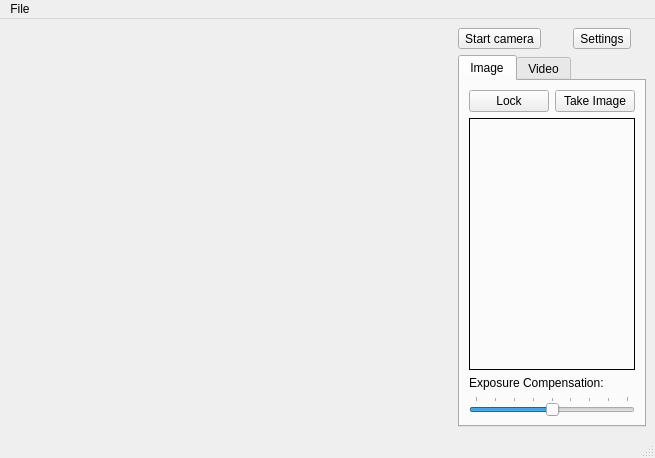
Above: examples/camera/camera.ui from qtproject/qt-mobility before the change. Below: the same form after it.
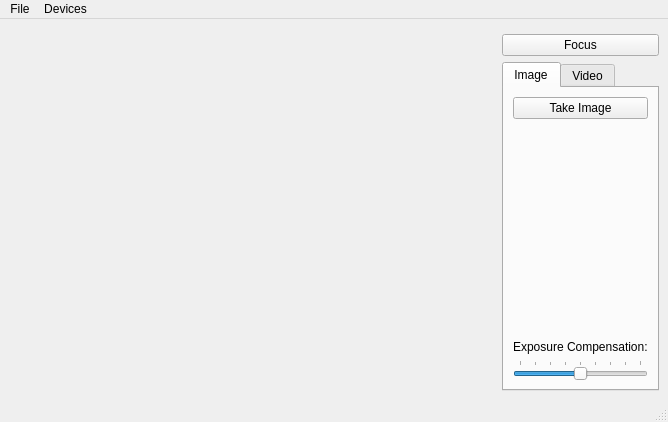
That is the form after the change. Custom widgets are drawn as their Qt base class.

Commit message: Updated camera example UI to make it more usable on small screens.

What changed in the file:
```diff
--- a/examples/camera/camera.ui
+++ b/examples/camera/camera.ui
@@ -6,8 +6,8 @@
    <rect>
     <x>0</x>
     <y>0</y>
-    <width>655</width>
-    <height>458</height>
+    <width>668</width>
+    <height>422</height>
    </rect>
   </property>
   <property name="windowTitle">
@@ -15,7 +15,7 @@
   </property>
   <widget class="QWidget" name="centralwidget">
    <layout class="QGridLayout" name="gridLayout_3">
-    <item row="0" column="0" rowspan="2">
+    <item row="0" column="0" rowspan="3">
      <widget class="QStackedWidget" name="stackedWidget">
       <property name="sizePolicy">
        <sizepolicy hsizetype="Preferred" vsizetype="Preferred">
@@ -88,55 +88,18 @@
        </palette>
       </property>
       <property name="currentIndex">
-       <number>-1</number>
-      </property>
-     </widget>
-    </item>
-    <item row="0" column="1">
-     <widget class="QToolButton" name="startCameraButton">
-      <property name="text">
-       <string>Start camera</string>
-      </property>
-      <property name="checkable">
-       <bool>true</bool>
-      </property>
-      <property name="checked">
-       <bool>false</bool>
-      </property>
-     </widget>
-    </item>
-    <item row="0" column="2">
-     <widget class="QToolButton" name="settingsButton">
-      <property name="text">
-       <string>Settings</string>
-      </property>
-     </widget>
-    </item>
-    <item row="1" column="1" colspan="2">
-     <widget class="QTabWidget" name="captureWidget">
-      <property name="currentIndex">
        <number>0</number>
       </property>
-      <widget class="QWidget" name="tab_2">
-       <attribute name="title">
-        <string>Image</string>
-       </attribute>
-       <layout class="QGridLayout" name="gridLayout">
+      <widget class="QWidget" name="viewfinderPage">
+       <layout class="QGridLayout" name="gridLayout_5">
         <item row="0" column="0">
-         <widget class="QPushButton" name="lockButton">
-          <property name="text">
-           <string>Lock</string>
-          </property>
-         </widget>
+         <widget class="QCameraViewfinder" name="viewfinder" native="true"/>
         </item>
-        <item row="0" column="1">
-         <widget class="QPushButton" name="takeImageButton">
-          <property name="text">
-           <string>Take Image</string>
-          </property>
-         </widget>
-        </item>
-        <item row="1" column="0" colspan="2">
+       </layout>
+      </widget>
+      <widget class="QWidget" name="previewPage">
+       <layout class="QGridLayout" name="gridLayout_4">
+        <item row="0" column="0">
          <widget class="QLabel" name="lastImagePreviewLabel">
           <property name="sizePolicy">
            <sizepolicy hsizetype="Preferred" vsizetype="MinimumExpanding">
@@ -152,14 +115,55 @@
           </property>
          </widget>
         </item>
-        <item row="2" column="0" colspan="2">
+       </layout>
+      </widget>
+     </widget>
+    </item>
+    <item row="1" column="1" colspan="2">
+     <widget class="QPushButton" name="lockButton">
+      <property name="text">
+       <string>Focus</string>
+      </property>
+     </widget>
+    </item>
+    <item row="2" column="1" colspan="2">
+     <widget class="QTabWidget" name="captureWidget">
+      <property name="currentIndex">
+       <number>0</number>
+      </property>
+      <widget class="QWidget" name="tab_2">
+       <attribute name="title">
+        <string>Image</string>
+       </attribute>
+       <layout class="QGridLayout" name="gridLayout">
+        <item row="0" column="0">
+         <widget class="QPushButton" name="takeImageButton">
+          <property name="text">
+           <string>Take Image</string>
+          </property>
+         </widget>
+        </item>
+        <item row="1" column="0">
+         <spacer name="verticalSpacer_2">
+          <property name="orientation">
+           <enum>Qt::Vertical</enum>
+          </property>
+          <property name="sizeHint" stdset="0">
+           <size>
+            <width>20</width>
+            <height>161</height>
+           </size>
+          </property>
+         </spacer>
+        </item>
+        <item row="2" column="0">
          <widget class="QLabel" name="label">
           <property name="text">
            <string>Exposure Compensation:</string>
           </property>
          </widget>
         </item>
-        <item row="3" column="0" colspan="2">
+        <item row="3" column="0">
          <widget class="QSlider" name="exposureCompensation">
           <property name="minimum">
            <number>-4</number>
@@ -240,7 +244,7 @@
     <rect>
      <x>0</x>
      <y>0</y>
-     <width>655</width>
+     <width>668</width>
      <height>29</height>
     </rect>
    </property>
@@ -250,7 +254,13 @@
     </property>
     <addaction name="actionExit"/>
    </widget>
+   <widget class="QMenu" name="menuDevices">
+    <property name="title">
+     <string>Devices</string>
+    </property>
+   </widget>
    <addaction name="menuFile"/>
+   <addaction name="menuDevices"/>
   </widget>
   <widget class="QStatusBar" name="statusbar"/>
   <action name="actionExit">
@@ -269,6 +279,14 @@
    </property>
   </action>
  </widget>
+ <customwidgets>
+  <customwidget>
+   <class>QCameraViewfinder</class>
+   <extends>QWidget</extends>
+   <header>qcameraviewfinder.h</header>
+   <container>1</container>
+  </customwidget>
+ </customwidgets>
  <resources/>
  <connections>
   <connection>
```
Left out of the diff: 121 changed lines with no effect on the pictures. The commit also changes 2 other files.
